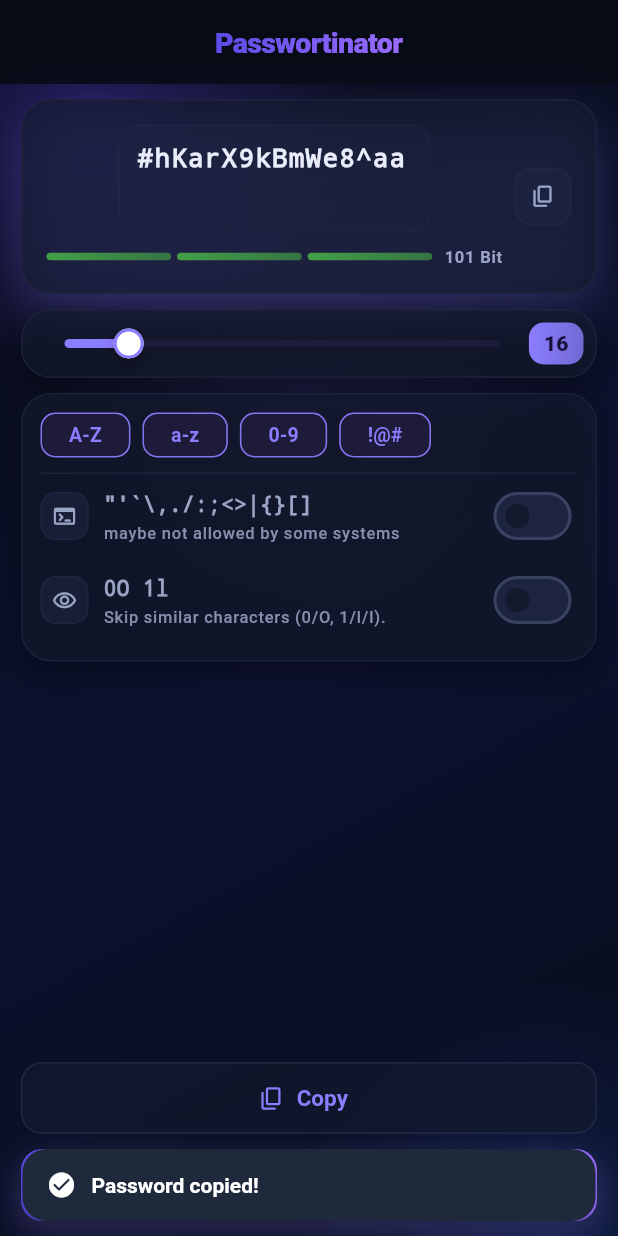
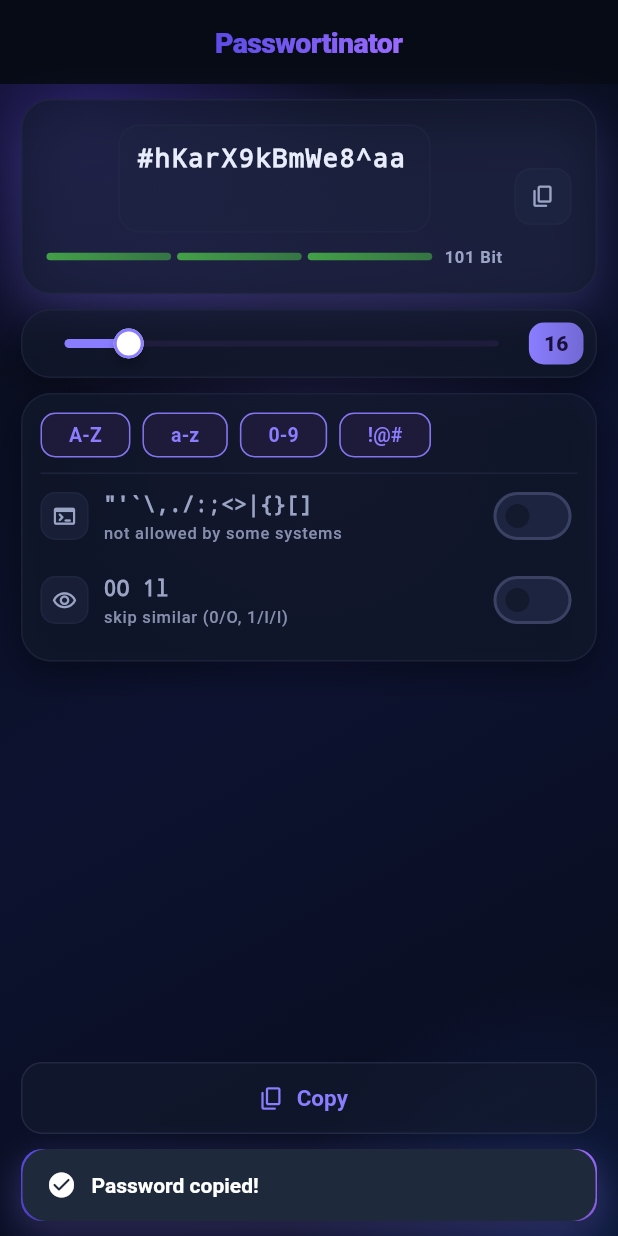
Before and after one commit to isanuric/passwortinator, a Flutter app: the screen it shows after launch, after a tap on the "content copy" icon, on a phone screen of 412 x 824 dp. Run offline on Flutter 3.47's test engine with Material 3 defaults, Android fonts, the phone set to English and light mode, and no system bars; our stand-ins replace flutter_riverpod.

Commit message:
refactor: streamline theme usage and enhance password category handling

```diff
--- a/lib/src/app.dart
+++ b/lib/src/app.dart
@@ -8,13 +8,14 @@ class PasswordGeneratorApp extends StatelessWidget {
 
   @override
   Widget build(BuildContext context) {
+    // Always use the dark brand theme so the premium violet gradient renders
+    // identically on every device, regardless of the system brightness.
+    final theme = AppTheme.darkTheme;
     return MaterialApp(
       title: 'Passwortinator',
       debugShowCheckedModeBanner: false,
-      // Always use the dark brand theme so the premium violet gradient renders
-      // identically on every device, regardless of the system brightness.
-      theme: AppTheme.darkTheme,
-      darkTheme: AppTheme.darkTheme,
+      theme: theme,
+      darkTheme: theme,
       themeMode: ThemeMode.dark,
       home: const PasswordGeneratorScreen(),
     );
--- a/lib/src/core/constants/app_constants.dart
+++ b/lib/src/core/constants/app_constants.dart
@@ -34,25 +34,12 @@ class AppConstants {
   /// and can be enabled explicitly when broad compatibility is not required.
   static const String strictSpecialCharacters = r'''"'`\,./:;<>|{}[]''';
 
-  /// Character pool sizes for entropy calculation.
-  static const int lowercasePoolSize = 26;
-  static const int uppercasePoolSize = 26;
-  static const int numberPoolSize = 10;
-  static const int specialPoolSize = 16;
-  static const int strictSpecialPoolSize = 16;
-
   /// Characters that look alike and are frequently confused when typing or
   /// reading a password (0/O, 1/l/I). Excluding them is an option in
   /// professional generators (1Password, Bitwarden, KeePass) to make
   /// passwords easier to read aloud and retype.
   static const String ambiguousCharacters = 'IOlo10';
 
-  /// Number of ambiguous characters removed from each pool when the
-  /// `excludeAmbiguous` option is enabled.
-  static const int ambiguousUppercaseCount = 2; // I, O
-  static const int ambiguousLowercaseCount = 2; // l, o
-  static const int ambiguousNumberCount = 2; // 1, 0
-
   /// Entropy thresholds in bits.
   static const double weakThreshold = 50.0;
   static const double strongThreshold = 70.0;
--- a/lib/src/core/theme/app_theme.dart
+++ b/lib/src/core/theme/app_theme.dart
@@ -2,8 +2,9 @@ import 'package:flutter/material.dart';
 
 /// Central, premium design system for the app (Material 3).
 ///
-/// Provides a refined color scheme, soft glass surfaces, brand gradients and
-/// consistent component themes for light and dark mode.
+/// Provides a refined color scheme, soft glass surfaces and brand gradients.
+/// The app always renders in the dark brand theme (see [PasswordGeneratorApp]),
+/// so this only builds a dark [ThemeData].
 class AppTheme {
   AppTheme._();
 
@@ -21,12 +22,11 @@ class AppTheme {
     colors: [Color(0xFF2FB3FF), Color(0xFF5B4BE6)],
   );
 
-  static ThemeData get lightTheme => _build(Brightness.light);
-  static ThemeData get darkTheme => _build(Brightness.dark);
+  static ThemeData get darkTheme => _build();
 
-  static ThemeData _build(Brightness brightness) {
-    final isDark = brightness == Brightness.dark;
-    final scheme = _colorScheme(isDark);
+  static ThemeData _build() {
+    const brightness = Brightness.dark;
+    final scheme = _colorScheme();
     final baseText = ThemeData(brightness: brightness).textTheme;
     final textTheme = baseText.copyWith(
       headlineSmall: baseText.headlineSmall
@@ -98,7 +98,7 @@ class AppTheme {
       iconButtonTheme: IconButtonThemeData(
         style: IconButton.styleFrom(
           backgroundColor: scheme.surfaceContainerHigh.withValues(
-            alpha: isDark ? 0.6 : 0.85,
+            alpha: 0.6,
           ),
           foregroundColor: scheme.primary,
           shape: RoundedRectangleBorder(
@@ -136,8 +136,7 @@ class AppTheme {
     );
   }
 
-  static ColorScheme _colorScheme(bool isDark) {
-    if (isDark) {
+  static ColorScheme _colorScheme() {
     return const ColorScheme.dark(
       primary: Color(0xFF8B7DFF),
       onPrimary: Color(0xFF17103A),
@@ -161,31 +160,6 @@ class AppTheme {
       outline: Color(0xFF3A4263),
       outlineVariant: Color(0xFF252C47),
       shadow: Color(0xFF000000),
-      );
-    }
-    return const ColorScheme.light(
-      primary: Color(0xFF5A4BE6),
-      onPrimary: Color(0xFFFFFFFF),
-      primaryContainer: Color(0xFFE1DEFF),
-      onPrimaryContainer: Color(0xFF19104A),
-      secondary: Color(0xFF0086C3),
-      onSecondary: Color(0xFFFFFFFF),
-      secondaryContainer: Color(0xFFD5ECFF),
-      onSecondaryContainer: Color(0xFF00283D),
-      tertiary: Color(0xFFB34E86),
-      onTertiary: Color(0xFFFFFFFF),
-      error: Color(0xFFB3261E),
-      onError: Color(0xFFFFFFFF),
-      surface: Color(0xFFF4F6FC),
-      onSurface: Color(0xFF141829),
-      surfaceContainerLowest: Color(0xFFFFFFFF),
-      surfaceContainerLow: Color(0xFFEFF1FA),
-      surfaceContainerHigh: Color(0xFFE5E8F5),
-      surfaceContainerHighest: Color(0xFFE5E8F5),
-      onSurfaceVariant: Color(0xFF4E5575),
-      outline: Color(0xFFB9C0DD),
-      outlineVariant: Color(0xFFD8DCF0),
-      shadow: Color(0xFF0C0D1A),
     );
   }
 }
--- a/lib/src/core/widgets/gradient_background.dart
+++ b/lib/src/core/widgets/gradient_background.dart
@@ -2,24 +2,19 @@ import 'package:flutter/material.dart';
 
 /// Ambient gradient backdrop with soft colored glows.
 ///
-/// Renders a full-bleed, slowly hierarchical gradient plus several blurred
-/// radial "aurora" blobs. It is painted behind the app content and reacts to
-/// the current brightness.
+/// Renders a full-bleed, slowly hierarchical dark gradient plus several
+/// blurred radial "aurora" blobs, painted behind the app content.
 class GradientBackground extends StatelessWidget {
   const GradientBackground({super.key});
 
   @override
   Widget build(BuildContext context) {
-    final isDark = Theme.of(context).brightness == Brightness.dark;
-
-    return DecoratedBox(
+    return const DecoratedBox(
       decoration: BoxDecoration(
         gradient: LinearGradient(
           begin: Alignment.topLeft,
           end: Alignment.bottomRight,
-          colors: isDark
-              ? const [Color(0xFF070B16), Color(0xFF0D1230), Color(0xFF080C1B)]
-              : const [Color(0xFFEEF1FE), Color(0xFFF6F3FF), Color(0xFFE6F0FF)],
+          colors: [Color(0xFF070B16), Color(0xFF0D1230), Color(0xFF080C1B)],
         ),
       ),
       child: Stack(
@@ -27,26 +22,17 @@ class GradientBackground extends StatelessWidget {
           Positioned(
             top: -160,
             left: -120,
-            child: _Glow(
-              color: isDark ? const Color(0xFF5B3BE6) : const Color(0xFF4A3FDB),
-              opacity: isDark ? 0.30 : 0.20,
-            ),
+            child: _Glow(color: Color(0xFF5B3BE6), opacity: 0.30),
           ),
           Positioned(
             bottom: -190,
             right: -140,
-            child: _Glow(
-              color: isDark ? const Color(0xFF2B6BFF) : const Color(0xFF2B7FFF),
-              opacity: isDark ? 0.18 : 0.12,
-            ),
+            child: _Glow(color: Color(0xFF2B6BFF), opacity: 0.18),
           ),
           Positioned(
             top: 40,
             right: 30,
-            child: _Glow(
-              color: isDark ? const Color(0xFF9B6CFF) : const Color(0xFFB58BFF),
-              opacity: isDark ? 0.12 : 0.10,
-            ),
+            child: _Glow(color: Color(0xFF9B6CFF), opacity: 0.12),
           ),
         ],
       ),
--- a/lib/src/core/widgets/surface_card.dart
+++ b/lib/src/core/widgets/surface_card.dart
@@ -20,32 +20,26 @@ class SurfaceCard extends StatelessWidget {
 
   @override
   Widget build(BuildContext context) {
-    final theme = Theme.of(context);
-    final isDark = theme.brightness == Brightness.dark;
-    final cs = theme.colorScheme;
+    final cs = Theme.of(context).colorScheme;
 
     return Container(
       decoration: BoxDecoration(
-        color: cs.surfaceContainerLowest.withValues(alpha: isDark ? 0.68 : 1),
+        color: cs.surfaceContainerLowest.withValues(alpha: 0.68),
         borderRadius: BorderRadius.circular(20),
         border: Border.all(
-          color: cs.outlineVariant.withValues(alpha: isDark ? 0.5 : 0.6),
+          color: cs.outlineVariant.withValues(alpha: 0.5),
         ),
         boxShadow: glow
             ? [
                 BoxShadow(
-                  color: cs.primary.withValues(
-                    alpha: isDark ? 0.24 : 0.10,
-                  ),
+                  color: cs.primary.withValues(alpha: 0.24),
                   blurRadius: 28,
                   offset: const Offset(0, 12),
                 ),
               ]
             : [
                 BoxShadow(
-                  color: Colors.black.withValues(
-                    alpha: isDark ? 0.35 : 0.06,
-                  ),
+                  color: Colors.black.withValues(alpha: 0.35),
                   blurRadius: 18,
                   offset: const Offset(0, 8),
                 ),
--- a/lib/src/features/password_generator/logic/password_generator_service.dart
+++ b/lib/src/features/password_generator/logic/password_generator_service.dart
@@ -52,39 +52,11 @@ class PasswordGeneratorService {
     final StringBuffer combinedPool = StringBuffer();
 
     // 1. Guarantee logic: Draw exactly one random character per active category
-    if (config.includeUppercase) {
-      guaranteedCharacters.add(
-        _getRandomChar(config.getPool(PasswordCategory.uppercase), random),
-      );
-      combinedPool.write(config.getPool(PasswordCategory.uppercase));
-    }
-
-    if (config.includeLowercase) {
-      guaranteedCharacters.add(
-        _getRandomChar(config.getPool(PasswordCategory.lowercase), random),
-      );
-      combinedPool.write(config.getPool(PasswordCategory.lowercase));
-    }
-
-    if (config.includeNumbers) {
-      guaranteedCharacters.add(
-        _getRandomChar(config.getPool(PasswordCategory.numbers), random),
-      );
-      combinedPool.write(config.getPool(PasswordCategory.numbers));
-    }
-
-    if (config.includeSpecial) {
-      guaranteedCharacters.add(
-        _getRandomChar(config.getPool(PasswordCategory.special), random),
-      );
-      combinedPool.write(config.getPool(PasswordCategory.special));
-    }
-
-    if (config.includeSpecialStrict) {
-      guaranteedCharacters.add(
-        _getRandomChar(config.getPool(PasswordCategory.specialStrict), random),
-      );
-      combinedPool.write(config.getPool(PasswordCategory.specialStrict));
+    for (final category in PasswordCategory.values) {
+      if (!config.isCategoryEnabled(category)) continue;
+      final pool = config.getPool(category);
+      guaranteedCharacters.add(_getRandomChar(pool, random));
+      combinedPool.write(pool);
     }
 
     final String poolString = combinedPool.toString();
--- a/lib/src/features/password_generator/models/password_config.dart
+++ b/lib/src/features/password_generator/models/password_config.dart
@@ -3,41 +3,11 @@ import '../../../core/constants/app_constants.dart';
 
 /// Available character categories for password generation.
 enum PasswordCategory {
-  uppercase(
-    title: 'Uppercase letters',
-    subtitle: 'A-Z',
-    example: 'ABC...',
-  ),
-  lowercase(
-    title: 'Lowercase letters',
-    subtitle: 'a-z',
-    example: 'abc...',
-  ),
-  numbers(
-    title: 'Numbers',
-    subtitle: '0-9',
-    example: '123...',
-  ),
-  special(
-    title: 'Special characters',
-    subtitle: r'!@#$%^&*...',
-    example: '!@#...',
-  ),
-  specialStrict(
-    title: 'Strict special characters',
-    subtitle: r'''"'\`/<>|{}...''',
-    example: r'''"'\''',
-  );
-
-  const PasswordCategory({
-    required this.title,
-    required this.subtitle,
-    required this.example,
-  });
-
-  final String title;
-  final String subtitle;
-  final String example;
+  uppercase,
+  lowercase,
+  numbers,
+  special,
+  specialStrict,
 }
 
 /// Immutable configuration model for password generation parameters.
@@ -92,14 +62,14 @@ class PasswordConfig {
     }
   }
 
+  static final RegExp _ambiguousPattern =
+      RegExp('[${AppConstants.ambiguousCharacters}]');
+
   /// The effective character pool for [category], honoring [excludeAmbiguous].
   String getPool(PasswordCategory category) {
     final raw = rawCharacters(category);
     if (!excludeAmbiguous) return raw;
-    return raw.replaceAll(
-      RegExp('[${AppConstants.ambiguousCharacters}]'),
-      '',
-    );
+    return raw.replaceAll(_ambiguousPattern, '');
   }
 
   /// Returns the number of currently active character categories.
@@ -119,38 +89,12 @@ class PasswordConfig {
   /// from the pool sizes so the displayed entropy stays honest.
   int get totalPoolSize {
     int poolSize = 0;
-    if (includeUppercase) {
-      poolSize += _poolSizeFor(PasswordCategory.uppercase);
-    }
-    if (includeLowercase) {
-      poolSize += _poolSizeFor(PasswordCategory.lowercase);
-    }
-    if (includeNumbers) {
-      poolSize += _poolSizeFor(PasswordCategory.numbers);
-    }
-    if (includeSpecial) {
-      poolSize += _poolSizeFor(PasswordCategory.special);
-    }
-    if (includeSpecialStrict) {
-      poolSize += _poolSizeFor(PasswordCategory.specialStrict);
+    for (final category in PasswordCategory.values) {
+      if (isCategoryEnabled(category)) {
+        poolSize += getPool(category).length;
+      }
     }
     return poolSize;
-  }
-
-  int _poolSizeFor(PasswordCategory category) {
-    final raw = rawCharacters(category).length;
-    if (!excludeAmbiguous) return raw;
-    switch (category) {
-      case PasswordCategory.uppercase:
-        return raw - AppConstants.ambiguousUppercaseCount;
-      case PasswordCategory.lowercase:
-        return raw - AppConstants.ambiguousLowercaseCount;
-      case PasswordCategory.numbers:
-        return raw - AppConstants.ambiguousNumberCount;
-      case PasswordCategory.special:
-      case PasswordCategory.specialStrict:
-        return raw; // no ambiguous special characters are excluded
-    }
   }
 
   /// Checks whether a specific category is enabled.
--- a/lib/src/features/password_generator/ui/password_generator_screen.dart
+++ b/lib/src/features/password_generator/ui/password_generator_screen.dart
@@ -25,14 +25,14 @@ class PasswordGeneratorScreen extends ConsumerWidget {
           shaderCallback: (bounds) => AppTheme.primaryGradient.createShader(
             bounds,
           ),
-          child: const Text(
+          // ShaderMask with srcIn only needs the text's alpha channel, so any
+          // opaque color works here — white avoids clipping the shader colors.
+          child: Text(
             'Passwortinator',
-            style: TextStyle(
-              fontSize: 19,
-              fontWeight: FontWeight.w800,
-              letterSpacing: -0.4,
-              color: Colors.white,
-            ),
+            style: Theme.of(context)
+                .appBarTheme
+                .titleTextStyle
+                ?.copyWith(color: Colors.white),
           ),
         ),
       ),
@@ -51,14 +51,17 @@ class PasswordGeneratorScreen extends ConsumerWidget {
                         vertical: 10.0,
                       ),
                       // Force the column to at least fill the viewport height
-                      // (minus the scroll padding), so the Spacer below pushes
-                      // the action button to the bottom edge.
+                      // (minus the scroll padding), so spaceBetween pushes the
+                      // action button to the bottom edge.
                       child: ConstrainedBox(
                         constraints: BoxConstraints(
                           minHeight: viewportConstraints.maxHeight - 20,
                         ),
-                        child: const IntrinsicHeight(
-                          child: Column(
+                        child: const Column(
+                          crossAxisAlignment: CrossAxisAlignment.stretch,
+                          mainAxisAlignment: MainAxisAlignment.spaceBetween,
+                          children: [
+                            Column(
                               crossAxisAlignment: CrossAxisAlignment.stretch,
                               children: [
                                 // 1. Output – password with inline copy & strength
@@ -69,16 +72,15 @@ class PasswordGeneratorScreen extends ConsumerWidget {
                                 LengthSlider(),
                                 SizedBox(height: 10),
                                 OptionsCard(),
-
-                              // Flexible gap: absorbs all leftover space so the
-                              // action button sits flush at the bottom edge.
-                              Spacer(),
-                              SizedBox(height: 10),
+                              ],
+                            ),
 
                             // 3. Primary action – pinned to the bottom
-                              ActionButtons(),
+                            Padding(
+                              padding: EdgeInsets.only(top: 10),
+                              child: ActionButtons(),
+                            ),
                           ],
-                          ),
                         ),
                       ),
                     );
--- a/lib/src/features/password_generator/ui/widgets/options_card.dart
+++ b/lib/src/features/password_generator/ui/widgets/options_card.dart
@@ -14,12 +14,22 @@ import '../../models/password_config.dart';
 class OptionsCard extends ConsumerWidget {
   const OptionsCard({super.key});
 
+  /// The four main categories shown as chips, with their compact labels.
+  static const List<(PasswordCategory, String)> _chipCategories = [
+    (PasswordCategory.uppercase, 'A-Z'),
+    (PasswordCategory.lowercase, 'a-z'),
+    (PasswordCategory.numbers, '0-9'),
+    (PasswordCategory.special, '!@#'),
+  ];
+
   @override
   Widget build(BuildContext context, WidgetRef ref) {
     final config = ref.watch(
       passwordGeneratorProvider.select((s) => s.config),
     );
     final notifier = ref.read(passwordGeneratorProvider.notifier);
+    final theme = Theme.of(context);
+    final cs = theme.colorScheme;
 
     return SurfaceCard(
       padding: const EdgeInsets.symmetric(horizontal: 12, vertical: 12),
@@ -31,34 +41,14 @@ class OptionsCard extends ConsumerWidget {
             spacing: 8,
             runSpacing: 8,
             children: [
-              _buildCategoryChip(
-                context: context,
-                config: config,
-                category: PasswordCategory.uppercase,
-                label: 'A-Z',
-                notifier: notifier,
-              ),
-              _buildCategoryChip(
-                context: context,
-                config: config,
-                category: PasswordCategory.lowercase,
-                label: 'a-z',
-                notifier: notifier,
-              ),
-              _buildCategoryChip(
-                context: context,
-                config: config,
-                category: PasswordCategory.numbers,
-                label: '0-9',
-                notifier: notifier,
-              ),
-              _buildCategoryChip(
-                context: context,
-                config: config,
-                category: PasswordCategory.special,
-                label: '!@#',
-                notifier: notifier,
-              ),
+              for (final (category, label) in _chipCategories)
+                _buildCategoryChip(
+                  cs: cs,
+                  config: config,
+                  category: category,
+                  label: label,
+                  notifier: notifier,
+                ),
             ],
           ),
           const SizedBox(height: 10),
@@ -66,27 +56,23 @@ class OptionsCard extends ConsumerWidget {
 
           // Extra options with explanation, each on its own row
           _buildToggleRow(
-            context: context,
+            theme: theme,
             icon: Icons.terminal_rounded,
-            iconColor: config.includeSpecialStrict
-                ? Theme.of(context).colorScheme.secondary
-                : null,
+            iconColor: config.includeSpecialStrict ? cs.secondary : null,
             // Show the actual characters instead of a name, so the user sees
             // exactly which symbols get added.
             title: AppConstants.strictSpecialCharacters,
-            description: 'maybe not allowed by some systems',
+            description: 'not allowed by some systems',
             value: config.includeSpecialStrict,
             onChanged: (v) =>
                 notifier.toggleCategory(PasswordCategory.specialStrict, v),
           ),
           _buildToggleRow(
-            context: context,
+            theme: theme,
             icon: Icons.remove_red_eye_outlined,
-            iconColor: config.excludeAmbiguous
-                ? Theme.of(context).colorScheme.secondary
-                : null,
+            iconColor: config.excludeAmbiguous ? cs.secondary : null,
             title: '0O 1l',
-            description: 'Skip similar characters (0/O, 1/l/I).',
+            description: 'skip similar (0/O, 1/l/I)',
             value: config.excludeAmbiguous,
             onChanged: notifier.setExcludeAmbiguous,
           ),
@@ -96,13 +82,12 @@ class OptionsCard extends ConsumerWidget {
   }
 
   Widget _buildCategoryChip({
-    required BuildContext context,
+    required ColorScheme cs,
     required PasswordConfig config,
     required PasswordCategory category,
     required String label,
     required PasswordGeneratorNotifier notifier,
   }) {
-    final cs = Theme.of(context).colorScheme;
     final isEnabled = config.isCategoryEnabled(category);
     final canToggle = config.canDisableCategory(category);
 
@@ -137,7 +122,7 @@ class OptionsCard extends ConsumerWidget {
 
   /// A full-width toggle row: icon, title, short explanation and a switch.
   Widget _buildToggleRow({
-    required BuildContext context,
+    required ThemeData theme,
     required IconData icon,
     required String title,
     required String description,
@@ -145,7 +130,6 @@ class OptionsCard extends ConsumerWidget {
     required void Function(bool) onChanged,
     Color? iconColor,
   }) {
-    final theme = Theme.of(context);
     final cs = theme.colorScheme;
 
     return Padding(
--- a/lib/src/features/password_generator/ui/widgets/password_display_card.dart
+++ b/lib/src/features/password_generator/ui/widgets/password_display_card.dart
@@ -24,7 +24,6 @@ class PasswordDisplayCard extends ConsumerWidget {
       ),
     );
     final cs = Theme.of(context).colorScheme;
-    final isDark = Theme.of(context).brightness == Brightness.dark;
 
     return SurfaceCard(
       glow: true,
@@ -53,17 +52,10 @@ class PasswordDisplayCard extends ConsumerWidget {
                       gradient: LinearGradient(
                         begin: Alignment.topLeft,
                         end: Alignment.bottomRight,
-                        colors: isDark
-                            ? [
-                                cs.surfaceContainerHigh.withValues(alpha: 0.45),
-                                cs.surfaceContainerHigh.withValues(alpha: 0.12),
-                              ]
-                            : [
-                                cs.surfaceContainerHighest
-                                    .withValues(alpha: 0.55),
-                                cs.surfaceContainerHighest
-                                    .withValues(alpha: 0.25),
-                              ],
+                        colors: [
+                          cs.surfaceContainerHigh.withValues(alpha: 0.45),
+                          cs.surfaceContainerHigh.withValues(alpha: 0.12),
+                        ],
                       ),
                       borderRadius: BorderRadius.circular(14),
                       border: Border.all(
--- a/lib/src/features/password_generator/ui/widgets/strength_indicator.dart
+++ b/lib/src/features/password_generator/ui/widgets/strength_indicator.dart
@@ -71,7 +71,7 @@ class StrengthIndicator extends StatelessWidget {
         curve: Curves.easeOutCubic,
         height: 5,
         decoration: BoxDecoration(
-          color: isActive ? null : _inactiveColor(context),
+          color: isActive ? null : Colors.white.withValues(alpha: 0.08),
           borderRadius: BorderRadius.circular(4),
           gradient: isActive
               ? LinearGradient(
@@ -87,11 +87,4 @@ class StrengthIndicator extends StatelessWidget {
       ),
     );
   }
-
-  Color _inactiveColor(BuildContext context) {
-    final isDark = Theme.of(context).brightness == Brightness.dark;
-    return isDark
-        ? Colors.white.withValues(alpha: 0.08)
-        : Colors.black.withValues(alpha: 0.06);
-  }
 }
--- a/pubspec.yaml
+++ b/pubspec.yaml
@@ -1,7 +1,7 @@
 name: passwortinator
 description: "A modern, cross-platform password generator built with Flutter and Riverpod."
 publish_to: 'none'
-version: 1.0.0+4
+version: 1.0.0+5
 
 environment:
   sdk: '>=3.0.0 <4.0.0'
```
Lines whose indentation alone changed are shown as unchanged.
